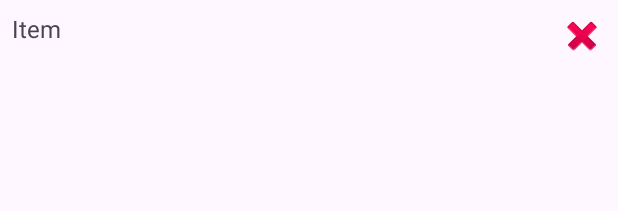
After one commit to piro22/CookingApp, an Android app: the layout autocomplete_adapter_row.xml on its own in the app's theme, with its tools: preview values and no code run, on a phone screen of 412 x 824 dp. The commit adds this screen. Shown: the top 211 px of the screen. Run offline under Robolectric (Android 15) with nearby library versions, the phone set to English and light mode, and no system bars.

Commit message:
autocomplete adapter

```diff
--- a/app/src/main/java/it/insubria/cookingapp/RecyclerView_ListaProcedimento.kt
+++ b/app/src/main/java/it/insubria/cookingapp/RecyclerView_ListaProcedimento.kt
@@ -41,12 +41,6 @@ class RecyclerView_ListaProcedimento(private val listaProcedimenti: ArrayList<St
 
 
 
-
-
-
-
-
-
     }
 
 
--- /dev/null
+++ b/app/src/main/res/layout/autocomplete_adapter_row.xml
@@ -0,0 +1,23 @@
+<?xml version="1.0" encoding="utf-8"?>
+<LinearLayout xmlns:android="http://schemas.android.com/apk/res/android"
+    android:layout_width="match_parent"
+        android:layout_height="wrap_content"
+        android:orientation="horizontal"
+        android:padding="8dp">
+
+        <TextView
+            android:id="@+id/item_text"
+            android:layout_width="0dp"
+            android:layout_height="wrap_content"
+            android:layout_weight="1"
+            android:text="Item"
+            android:textSize="16sp" />
+
+        <ImageButton
+            android:id="@+id/delete_button"
+            android:layout_width="wrap_content"
+            android:layout_height="wrap_content"
+            android:background="?android:attr/selectableItemBackground"
+            android:src="@android:drawable/ic_delete"
+           />
+    </LinearLayout>
```
Also changed, not shown: app/src/main/java/it/insubria/cookingapp/AutoComplete_adapter.kt (added, +42 -0 lines), app/src/main/java/it/insubria/cookingapp/newRecipeActivity.kt (+81 -11 lines).
